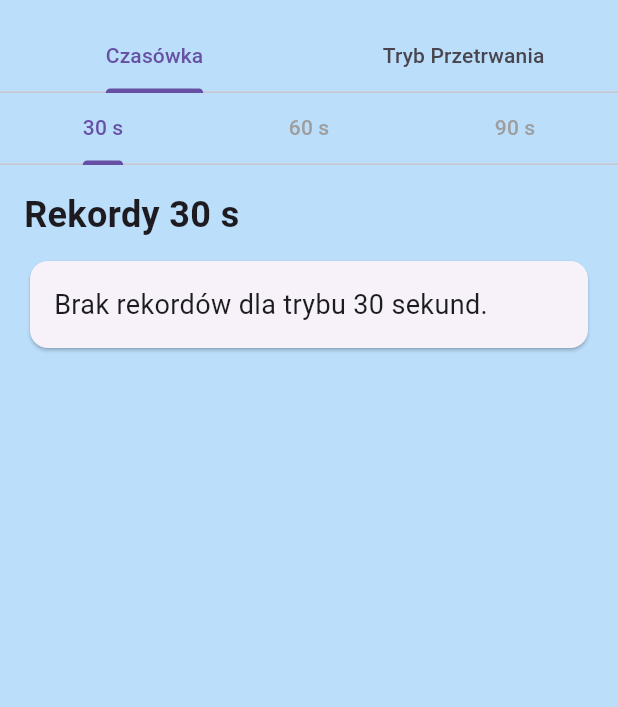
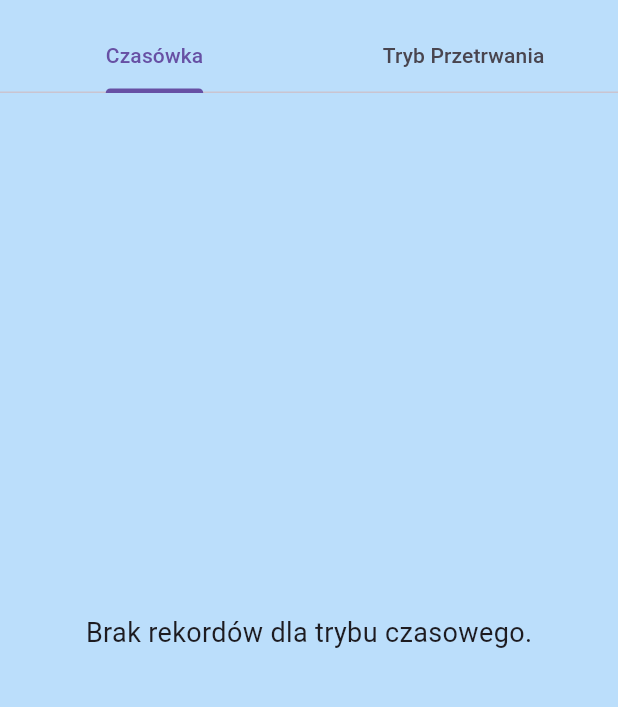
Before and after one commit to Filipkekw/zadanie-praktyki2, a Flutter app: the screen it shows after launch, after a tap on "Rekordy🏆", on a phone screen of 412 x 824 dp, the part 63-770 px from its top. Run offline on Flutter 3.47's test engine with Material 3 defaults, Android fonts, the phone set to English and light mode, and no system bars; missing offline and left inert: bitsdojo_window.

Commit message:
Dodanie dynamicznych rekordów do czasówki.

```diff
--- a/lib/main.dart
+++ b/lib/main.dart
@@ -11,11 +11,8 @@ import 'package:path_provider/path_provider.dart';
 // Klasa przechowująca rekordy
 class RecordsRepository {
   static List<int> survivalRecords = [];
-  static Map<int, List<int>> timedRecords = {
-    30: [],
-    60: [],
-    90: [],
-  };
+  // Zamiast domyślnych kluczy ustawiamy pustą mapę
+  static Map<int, List<int>> timedRecords = {};
 
   static final RecordsStorage _storage = RecordsStorage();
 
@@ -23,20 +20,16 @@ class RecordsRepository {
   static Future<void> loadRecords() async {
     Map<String, dynamic> data = await _storage.readRecords();
     survivalRecords = List<int>.from(data['survivalRecords'] ?? []);
+
+    // Wczytujemy dynamiczne rekordy trybu czasowego
     Map<String, dynamic> timedData = data['timedRecords'] ?? {};
-    timedRecords[30] = List<int>.from(timedData['30'] ?? []);
-    timedRecords[60] = List<int>.from(timedData['60'] ?? []);
-    timedRecords[90] = List<int>.from(timedData['90'] ?? []);
+    timedData.forEach((key, value) {timedRecords[int.parse(key)] = List<int>.from(value);});
   }
 
   static Future<void> _saveToStorage() async {
     Map<String, dynamic> data = {
       'survivalRecords': survivalRecords,
-      'timedRecords': {
-        '30': timedRecords[30],
-        '60': timedRecords[60],
-        '90': timedRecords[90],
-      },
+      'timedRecords': timedRecords.map((key, value) => MapEntry(key.toString(), value)),
     };
     await _storage.writeRecords(data);
   }
@@ -48,11 +41,60 @@ class RecordsRepository {
   }
 
   static Future<void> addTimedRecord(int timeLimit, int score) async {
-    if (timedRecords.containsKey(timeLimit)) {
-      timedRecords[timeLimit]!.add(score);
-      timedRecords[timeLimit]!.sort((a, b) => b.compareTo(a));
-      await _saveToStorage();
+    // Jeżeli nie istnieje rekord dla danego formatu, tworzony jest nowy wpis
+    if (!timedRecords.containsKey(timeLimit)) {timedRecords[timeLimit] = [];}
+    timedRecords[timeLimit]!.add(score);
+    timedRecords[timeLimit]!.sort((a, b) => b.compareTo(a));
+    await _saveToStorage();
+  }
+}
+
+class DynamicTimeRecordsSection extends StatelessWidget {
+  const DynamicTimeRecordsSection({super.key});
+
+  @override
+  Widget build(BuildContext context) {
+    // Wybieramy tylko te formaty czasu, w których rozegrano grę (rekordy niepuste)
+    List<int> availableTimes = RecordsRepository.timedRecords.entries
+        .where((entry) => entry.value.isNotEmpty)
+        .map((entry) => entry.key)
+        .toList();
+    availableTimes.sort();
+
+    if (availableTimes.isEmpty) {
+      return Center(
+        child: Text(
+          'Brak rekordów dla trybu czasowego.',
+          style: TextStyle(fontSize: 18),
+        ),
+      );
     }
+
+    return DefaultTabController(
+      length: availableTimes.length,
+      child: Column(
+        children: [
+          TabBar(
+            labelColor: Theme.of(context).primaryColor,
+            unselectedLabelColor: Colors.grey,
+            tabs: availableTimes
+                .map((time) => Tab(text: '$time s'))
+                .toList(),
+          ),
+          Expanded(
+            child: TabBarView(
+              children: availableTimes.map((time) {
+                return RecordsSection(
+                  title: 'Rekordy $time s',
+                  records: RecordsRepository.timedRecords[time]!,
+                  emptyMessage: 'Brak rekordów dla trybu $time sekund.',
+                );
+              }).toList(),
+            ),
+          ),
+        ],
+      ),
+    );
   }
 }
 
@@ -252,7 +294,7 @@ class RecordsPage extends StatelessWidget {
   @override
   Widget build(BuildContext context) {
     return DefaultTabController(
-      length: 2, // Główne zakładki: Tryb Presja czasu i Tryb przetrwania
+      length: 2, // Główne zakładki: Czasówka i Tryb Przetrwania
       child: Scaffold(
         backgroundColor: Color(0xFFBBDEFB),
         appBar: AppBar(
@@ -267,8 +309,8 @@ class RecordsPage extends StatelessWidget {
         ),
         body: TabBarView(
           children: [
-            // Zakładka dla trybu czasowego z podziałem na 30, 60 i 90 sekund
-            TimeRecordsSection(),
+            // Zmieniamy na dynamiczną wersję, która pokaże tylko rozegrane tryby
+            DynamicTimeRecordsSection(),
             // Zakładka z rekordami dla trybu survival
             RecordsSection(
               title: 'Rekordy trybu przetrwania',
```
